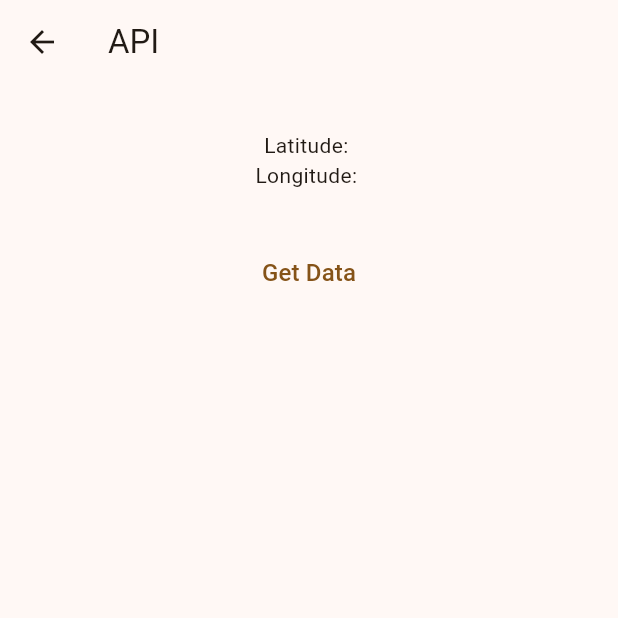
After one commit to joseph-programming-tuition-singapore/lxp_flutter_dart, a Flutter app: the ApiView screen opened by its route, after a tap on "Get Data", on a phone screen of 412 x 824 dp, the top half of it. The commit adds this screen. Run offline on Flutter 3.47's test engine with Material 3 defaults, Android fonts, the light colour scheme and no system bars; our stand-ins replace firebase_auth, firebase_core, flutter_local_notifications, go_router; accounts and stored records are empty; network calls fail.

Commit message:
Added API for weather data

```diff
--- /dev/null
+++ b/lib/models/weather_models.dart
@@ -0,0 +1,15 @@
+class WeatherResult {
+  final String lat;
+  final String lng;
+
+  WeatherResult(this.lat, this.lng);
+
+  WeatherResult.fromJson(Map<String, dynamic> json)
+      : lat = json['latitude'].toString(),
+        lng = json['longitude'].toString();
+
+  Map<String, dynamic> toJson() => {
+        'lat': lat,
+        'longitude': lng,
+      };
+}
--- /dev/null
+++ b/lib/repositories/weather_repo.dart
@@ -0,0 +1,6 @@
+import 'package:lxp_flutter_dart/services/weather_api_service.dart';
+
+class WeatherRepo {
+  final WeatherApiService _weatherApiService = WeatherApiService();
+  getWeather() => _weatherApiService.getWeather();
+}
--- a/lib/router.dart
+++ b/lib/router.dart
@@ -2,9 +2,12 @@ import 'package:go_router/go_router.dart';
 import 'package:flutter/material.dart';
 import 'package:lxp_flutter_dart/repositories/auth_repo.dart';
 import 'package:lxp_flutter_dart/repositories/notification_repo.dart';
+import 'package:lxp_flutter_dart/repositories/weather_repo.dart';
+import 'package:lxp_flutter_dart/view_models/api_view_model.dart';
 import 'package:lxp_flutter_dart/view_models/auth_view_model.dart';
 import 'package:lxp_flutter_dart/view_models/home_view_model.dart';
 import 'package:lxp_flutter_dart/view_models/notification_view_model.dart';
+import 'package:lxp_flutter_dart/views/api_view.dart';
 import 'package:lxp_flutter_dart/views/auth_view.dart';
 import 'package:lxp_flutter_dart/views/home_view.dart';
 import 'package:lxp_flutter_dart/views/notification_view.dart';
@@ -31,6 +34,12 @@ final GoRouter router = GoRouter(
                     notificationRepo: NotificationRepo()));
           },
         ),
+        GoRoute(
+          path: '/api',
+          builder: (BuildContext context, GoRouterState state) {
+            return ApiView(viewModel: ApiViewModel(weatherRepo: WeatherRepo()));
+          },
+        ),
       ],
     ),
   ],
--- /dev/null
+++ b/lib/services/weather_api_service.dart
@@ -0,0 +1,16 @@
+import 'dart:convert';
+
+import 'package:http/http.dart' as http;
+import 'package:lxp_flutter_dart/models/weather_models.dart';
+
+// https://open-meteo.com/en/docs
+class WeatherApiService {
+  final String _baseUrl =
+      'https://api.open-meteo.com/v1/forecast?latitude=1.2897&longitude=103.8501&hourly=temperature_2m&forecast_days=1';
+
+  Future<WeatherResult> getWeather() async {
+    final response = await http.get(Uri.parse(_baseUrl));
+    print(json.decode(response.body)['latitude']);
+    return WeatherResult.fromJson(json.decode(response.body));
+  }
+}
--- /dev/null
+++ b/lib/view_models/api_view_model.dart
@@ -0,0 +1,24 @@
+import 'package:flutter/material.dart';
+import 'package:lxp_flutter_dart/models/weather_models.dart';
+import 'package:lxp_flutter_dart/repositories/weather_repo.dart';
+
+class ApiViewModel extends ChangeNotifier {
+  ApiViewModel({required WeatherRepo weatherRepo}) : _weatherRepo = weatherRepo;
+
+  final WeatherRepo _weatherRepo;
+
+  WeatherResult _weatherResult = WeatherResult('', '');
+  WeatherResult get weatherResult => _weatherResult;
+
+  void getWeatherSync() {
+    _weatherRepo.getWeather().then((value) {
+      _weatherResult = value;
+      notifyListeners();
+    });
+  }
+
+  void getWeatherAsync() async {
+    _weatherResult = WeatherResult.fromJson(await _weatherRepo.getWeather());
+    notifyListeners();
+  }
+}
--- /dev/null
+++ b/lib/views/api_view.dart
@@ -0,0 +1,42 @@
+import 'package:flutter/material.dart';
+import 'package:go_router/go_router.dart';
+import 'package:lxp_flutter_dart/view_models/api_view_model.dart';
+
+class ApiView extends StatefulWidget {
+  const ApiView({super.key, required this.viewModel});
+
+  final ApiViewModel viewModel;
+
+  @override
+  State<ApiView> createState() => _ApiViewState();
+}
+
+class _ApiViewState extends State<ApiView> {
+  @override
+  Widget build(BuildContext context) {
+    return ListenableBuilder(
+      listenable: widget.viewModel,
+      builder: (context, _) {
+        return Scaffold(
+            appBar: AppBar(
+              title: const Text('API'),
+            ),
+            body: Center(
+              child: Column(
+                children: [
+                  Spacer(),
+                  Text('Latitude: ${widget.viewModel.weatherResult.lat}'),
+                  Text('Longitude: ${widget.viewModel.weatherResult.lng}'),
+                  Spacer(),
+                  TextButton(
+                    onPressed: () => widget.viewModel.getWeatherSync(),
+                    child: Text('Get Data', style: TextStyle(fontSize: 16)),
+                  ),
+                  Spacer(flex: 20),
+                ],
+              ),
+            ));
+      },
+    );
+  }
+}
--- a/lib/views/home_view.dart
+++ b/lib/views/home_view.dart
@@ -32,7 +32,12 @@ class _HomeViewState extends State<HomeView> {
                   leading: Icon(Icons.notifications_active),
                   title: Text('Notification'),
                   onTap: () => context.go('/notification'),
-                )
+                ),
+                ListTile(
+                  leading: Icon(Icons.link),
+                  title: Text('API'),
+                  onTap: () => context.go('/api'),
+                ),
               ],
             ));
       },
--- a/lib/views/notification_view.dart
+++ b/lib/views/notification_view.dart
@@ -24,7 +24,7 @@ class _NotificationViewState extends State<NotificationView> {
           body: Center(
             child: TextButton(
               onPressed: () => widget.viewModel.triggerNotification(),
-              child: Text('Set Notification'),
+              child: Text('Send Notification', style: TextStyle(fontSize: 16)),
             ),
           ),
         );
--- a/pubspec.yaml
+++ b/pubspec.yaml
@@ -40,6 +40,7 @@ dependencies:
   firebase_auth: ^5.4.2
   flutter_launcher_icons: ^0.14.3
   flutter_local_notifications: ^18.0.1
+  http: ^1.3.0
 
 dev_dependencies:
   flutter_test:
```
Also changed, not shown: pubspec.lock.
